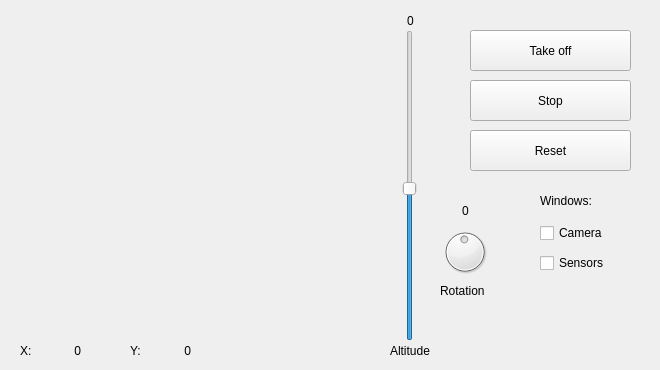
The window that src/tools/uav_viewer_py/gui/ui_gui.ui (JdeRobot/base) describes before a commit, drawn with Qt 5.
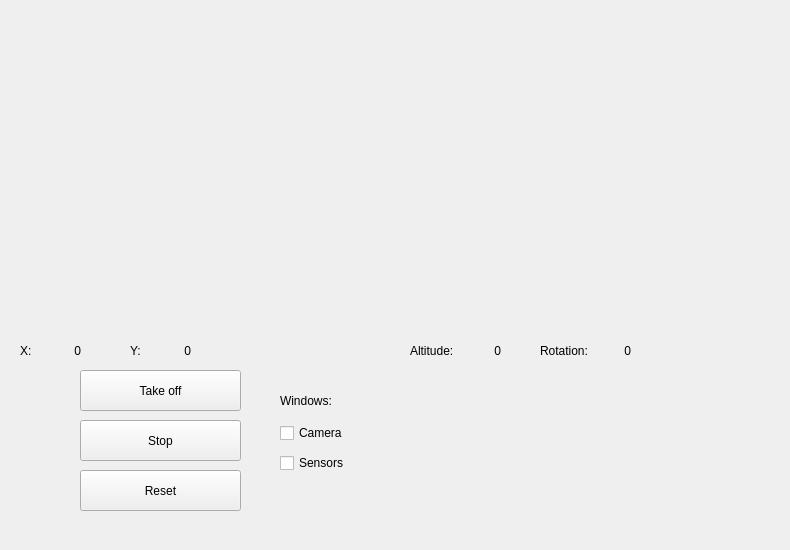
The same window after the commit. Icons and pictures are not drawn.

Commit message: [issue #775] Updated ui_gui.ui of uav_viewer_py

```diff
--- a/src/tools/uav_viewer_py/gui/ui_gui.ui
+++ b/src/tools/uav_viewer_py/gui/ui_gui.ui
@@ -6,20 +6,20 @@
    <rect>
     <x>0</x>
     <y>0</y>
-    <width>660</width>
-    <height>370</height>
+    <width>790</width>
+    <height>550</height>
    </rect>
   </property>
   <property name="minimumSize">
    <size>
-    <width>660</width>
-    <height>370</height>
+    <width>790</width>
+    <height>550</height>
    </size>
   </property>
   <property name="maximumSize">
    <size>
-    <width>660</width>
-    <height>370</height>
+    <width>790</width>
+    <height>550</height>
    </size>
   </property>
   <property name="windowTitle">
@@ -29,8 +29,8 @@
    <widget class="QPushButton" name="takeoffButton">
     <property name="geometry">
      <rect>
-      <x>470</x>
-      <y>30</y>
+      <x>80</x>
+      <y>370</y>
       <width>161</width>
       <height>41</height>
      </rect>
@@ -39,30 +39,11 @@
      <string>Take off</string>
     </property>
    </widget>
-   <widget class="QSlider" name="altdSlider">
-    <property name="geometry">
-     <rect>
-      <x>400</x>
-      <y>30</y>
-      <width>19</width>
-      <height>311</height>
-     </rect>
-    </property>
-    <property name="maximum">
-     <number>100</number>
-    </property>
-    <property name="value">
-     <number>49</number>
-    </property>
-    <property name="orientation">
-     <enum>Qt::Vertical</enum>
-    </property>
-   </widget>
    <widget class="QPushButton" name="stopButton">
     <property name="geometry">
      <rect>
-      <x>470</x>
-      <y>80</y>
+      <x>80</x>
+      <y>420</y>
       <width>161</width>
       <height>41</height>
      </rect>
@@ -78,8 +59,8 @@
    <widget class="QLabel" name="windowsLabel">
     <property name="geometry">
      <rect>
-      <x>540</x>
-      <y>190</y>
+      <x>280</x>
+      <y>390</y>
       <width>71</width>
       <height>21</height>
      </rect>
@@ -91,8 +72,8 @@
    <widget class="QCheckBox" name="cameraCheck">
     <property name="geometry">
      <rect>
-      <x>540</x>
-      <y>220</y>
+      <x>280</x>
+      <y>420</y>
       <width>94</width>
       <height>26</height>
      </rect>
@@ -104,8 +85,8 @@
    <widget class="QCheckBox" name="sensorsCheck">
     <property name="geometry">
      <rect>
-      <x>540</x>
-      <y>250</y>
+      <x>280</x>
+      <y>450</y>
       <width>94</width>
       <height>26</height>
      </rect>
@@ -117,14 +98,14 @@
    <widget class="QLabel" name="altdLabel">
     <property name="geometry">
      <rect>
-      <x>390</x>
+      <x>410</x>
       <y>340</y>
       <width>51</width>
       <height>21</height>
      </rect>
     </property>
     <property name="text">
-     <string>Altitude</string>
+     <string>Altitude:</string>
     </property>
    </widget>
    <widget class="QWidget" name="verticalLayoutWidget">
@@ -138,33 +119,17 @@
     </property>
     <layout class="QVBoxLayout" name="tlLayout"/>
    </widget>
-   <widget class="QDial" name="rotationDial">
-    <property name="geometry">
-     <rect>
-      <x>440</x>
-      <y>220</y>
-      <width>50</width>
-      <height>64</height>
-     </rect>
-    </property>
-    <property name="maximum">
-     <number>100</number>
-    </property>
-    <property name="value">
-     <number>49</number>
-    </property>
-   </widget>
    <widget class="QLabel" name="rotationLabel">
     <property name="geometry">
      <rect>
-      <x>440</x>
-      <y>280</y>
+      <x>540</x>
+      <y>340</y>
       <width>65</width>
       <height>21</height>
      </rect>
     </property>
     <property name="text">
-     <string>Rotation</string>
+     <string>Rotation:</string>
     </property>
    </widget>
    <widget class="QLabel" name="XLabel">
@@ -228,24 +193,27 @@
    <widget class="QLabel" name="altdValue">
     <property name="geometry">
      <rect>
-      <x>390</x>
-      <y>10</y>
+      <x>460</x>
+      <y>340</y>
       <width>41</width>
       <height>21</height>
      </rect>
     </property>
+    <property name="layoutDirection">
+     <enum>Qt::LeftToRight</enum>
+    </property>
     <property name="text">
      <string>0</string>
     </property>
     <property name="alignment">
-     <set>Qt::AlignCenter</set>
+     <set>Qt::AlignRight|Qt::AlignTrailing|Qt::AlignVCenter</set>
     </property>
    </widget>
    <widget class="QLabel" name="rotValue">
     <property name="geometry">
      <rect>
-      <x>445</x>
-      <y>200</y>
+      <x>590</x>
+      <y>340</y>
       <width>41</width>
       <height>21</height>
      </rect>
@@ -254,14 +222,14 @@
      <string>0</string>
     </property>
     <property name="alignment">
-     <set>Qt::AlignCenter</set>
+     <set>Qt::AlignRight|Qt::AlignTrailing|Qt::AlignVCenter</set>
     </property>
    </widget>
    <widget class="QPushButton" name="resetButton">
     <property name="geometry">
      <rect>
-      <x>470</x>
-      <y>130</y>
+      <x>80</x>
+      <y>470</y>
       <width>161</width>
       <height>41</height>
      </rect>
@@ -270,6 +238,17 @@
      <string>Reset</string>
     </property>
    </widget>
+   <widget class="QWidget" name="verticalLayoutWidget_2">
+    <property name="geometry">
+     <rect>
+      <x>410</x>
+      <y>30</y>
+      <width>361</width>
+      <height>301</height>
+     </rect>
+    </property>
+    <layout class="QVBoxLayout" name="tlLayout_1"/>
+   </widget>
   </widget>
  </widget>
  <resources>
```
Left out of the diff: 2 changed lines with no effect on the pictures. The commit also changes 2 other files.
